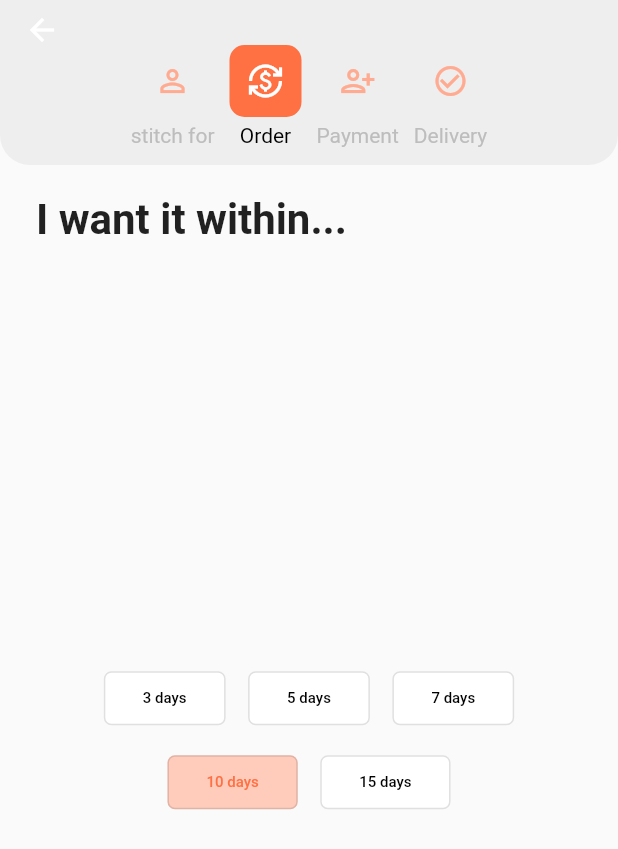
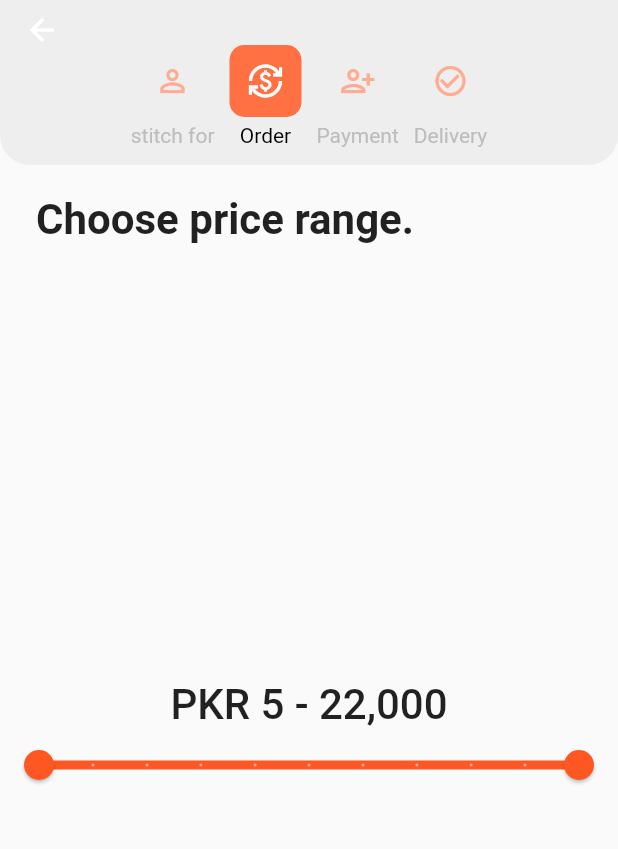
Before and after one commit to RipeSeed/stitch-it-asadullahtariq, a Flutter app: the screen it shows after launch, on a phone screen of 412 x 824 dp. Shown: the top 849 px of the screen. Run offline on Flutter 3.47's test engine with Material 2 defaults, Android fonts, the phone set to English and light mode, and no system bars.

Commit message:
stitching price is completed

```diff
--- a/lib/main.dart
+++ b/lib/main.dart
@@ -5,6 +5,7 @@ import 'package:practice/screens/OrderStart.dart';
 import 'package:practice/screens/Splash.dart';
 import 'package:practice/screens/StitchType.dart';
 import 'package:practice/screens/StitchingDuration.dart';
+import 'package:practice/screens/StitchingPrice.dart';
 import 'package:practice/screens/StitchingSize.dart';
 import 'package:practice/utils/MyRoutes.dart';
 import 'package:flutter/services.dart';
@@ -29,7 +30,7 @@ class MyApp extends StatelessWidget {
       theme: ThemeData(
         primarySwatch: Colors.deepOrange,
       ),
-      initialRoute: MyRoutes.StitchingDuration,
+      initialRoute: MyRoutes.StitchingPrice,
       routes: {
         MyRoutes.Home: (context) => const Home(),
         MyRoutes.Login: (context) => const Login(),
@@ -38,6 +39,7 @@ class MyApp extends StatelessWidget {
         MyRoutes.StitchingType: (context) => const StitchingType(),
         MyRoutes.StitchingSize: (context) => const StitchingSize(),
         MyRoutes.StitchingDuration: (context) => const StitchingDuration(),
+        MyRoutes.StitchingPrice: (context) => const StitchingPrice(),
       },
     );
   }
--- a/lib/screens/StitchingDuration.dart
+++ b/lib/screens/StitchingDuration.dart
@@ -19,7 +19,7 @@ class StitchingDuration extends StatelessWidget {
       body: Column(
         crossAxisAlignment: CrossAxisAlignment.start,
         children: [
-          OrderStatus(current: 1),
+          const OrderStatus(current: 1),
           const SizedBox(
             height: 20,
           ),
--- /dev/null
+++ b/lib/screens/StitchingPrice.dart
@@ -0,0 +1,65 @@
+import 'package:flutter/material.dart';
+import 'package:practice/widgets/OrderSttaus.dart';
+
+class StitchingPrice extends StatefulWidget {
+  const StitchingPrice({super.key});
+
+  @override
+  State<StitchingPrice> createState() => _StitchingPriceState();
+}
+
+class _StitchingPriceState extends State<StitchingPrice> {
+  var rangeValue = RangeValues(5, 22000);
+  @override
+  Widget build(BuildContext context) {
+    return Scaffold(
+      appBar: AppBar(
+        backgroundColor: Colors.grey[200],
+        elevation: 0,
+        toolbarHeight: 30,
+      ),
+      body: Column(
+        crossAxisAlignment: CrossAxisAlignment.start,
+        children: [
+          const OrderStatus(current: 1),
+          const SizedBox(
+            height: 20,
+          ),
+          const Padding(
+            padding: EdgeInsets.only(left: 24),
+            child: Text(
+              "Choose price range.",
+              style: TextStyle(fontSize: 28, fontWeight: FontWeight.w700),
+            ),
+          ),
+          Expanded(
+            flex: 1,
+            child: Center(
+              child: Column(
+                mainAxisAlignment: MainAxisAlignment.center,
+                children: [
+                  const Center(
+                    child: Text(
+                      "PKR 5 - 22,000",
+                      style:
+                          TextStyle(fontSize: 28, fontWeight: FontWeight.w500),
+                    ),
+                  ),
+                  RangeSlider(
+                    min: 5,
+                    max: 22000,
+                    values: rangeValue,
+                    onChanged: (value) => setState(() {
+                      rangeValue = value;
+                    }),
+                    divisions: 10,
+                  ),
+                ],
+              ),
+            ),
+          )
+        ],
+      ),
+    );
+  }
+}
--- a/lib/utils/MyRoutes.dart
+++ b/lib/utils/MyRoutes.dart
@@ -6,4 +6,5 @@ class MyRoutes {
   static String StitchingType = "/StitchingType";
   static String StitchingSize = "/StitchingSize";
   static String StitchingDuration = "/StitchingDuration";
+  static String StitchingPrice = "/StitchingPrice";
 }
```
